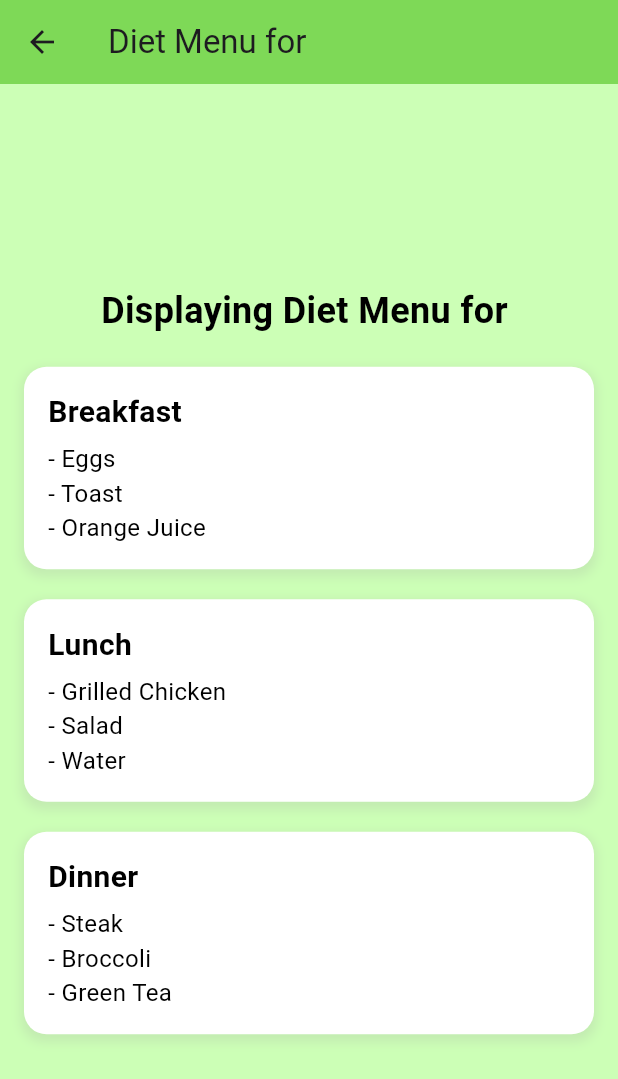
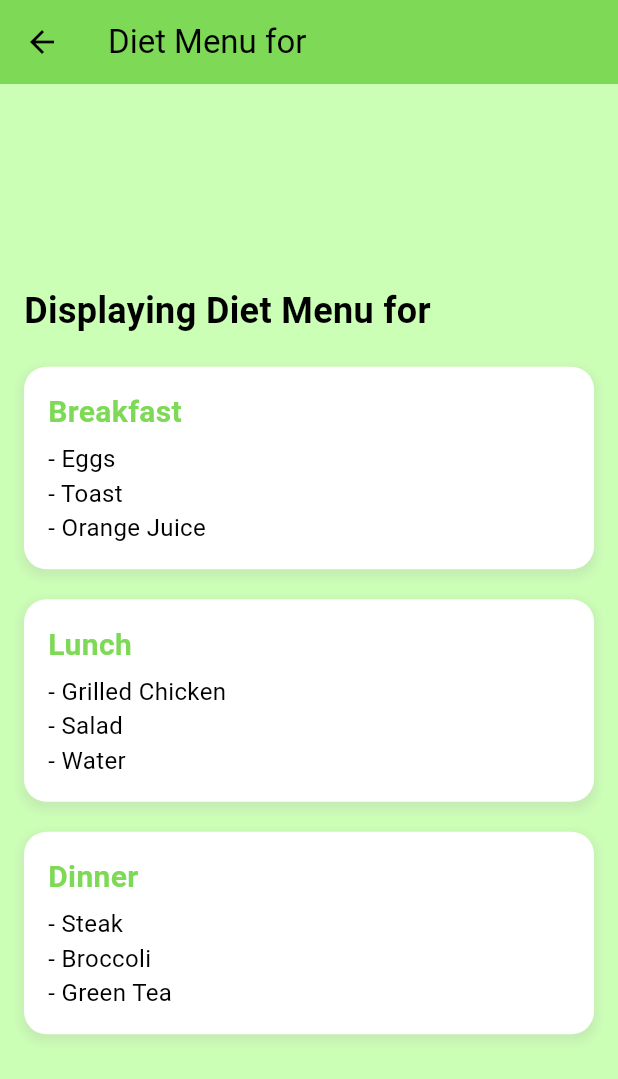
Before and after one commit to shoto87/Nutra-Fit, a Flutter app: the DashboardPage screen opened by its route, after a tap on "View Diet Plan", on a phone screen of 412 x 824 dp. Shown: the top 1079 px of the screen. Run offline on Flutter 3.47's test engine with Material 3 defaults, Android fonts, the phone set to English and light mode, and no system bars; our stand-ins replace shared_preferences; accounts and stored records are empty; network calls fail.

Commit message:
theme resolved

```diff
--- a/Nutra-Fit-Frontend/lib/pages/dashboard.dart
+++ b/Nutra-Fit-Frontend/lib/pages/dashboard.dart
@@ -1,27 +1,22 @@
 import 'package:flutter/material.dart';
 import 'package:http/http.dart' as http;
-import 'package:login_flask/pages/diet_menu_screen.dart';
-import 'package:login_flask/pages/settings.dart';
-// for jsonEncode and jsonDecode
+import 'package:provider/provider.dart';
+import '../theme/theme_provider.dart';
 import 'diet_form.dart';
-import 'diet_plan_view.dart';
+import 'diet_menu_screen.dart';
 import 'profile_page.dart';
-import 'settings_page.dart';
+import 'settings.dart';
 
 class DashboardPage extends StatelessWidget {
   const DashboardPage({super.key});
 
   Future<void> _logout(BuildContext context) async {
     final url = Uri.parse('http://127.0.0.1:5000/logout');
-
     final response = await http.post(url);
 
     if (response.statusCode == 200) {
-      // Successfully logged out
-      Navigator.pushReplacementNamed(
-          context, '/login'); // Navigate to login page
+      Navigator.pushReplacementNamed(context, '/login');
     } else {
-      // Handle error
       ScaffoldMessenger.of(context).showSnackBar(const SnackBar(
         content: Text('Logout failed'),
         backgroundColor: Colors.red,
@@ -31,13 +26,24 @@ class DashboardPage extends StatelessWidget {
 
   @override
   Widget build(BuildContext context) {
+    final themeProvider = Provider.of<ThemeProvider>(context);
+    final isDarkMode = themeProvider.isDarkMode;
+
     return Scaffold(
       appBar: AppBar(
-        title: const Text('Dashboard'),
-        backgroundColor: const Color(0xFF7ED957),
+        title: Text(
+          'Dashboard',
+          style: TextStyle(color: isDarkMode ? Colors.white70 : Colors.black87),
+        ),
+        backgroundColor:
+            const Color(0xFF7ED957).withOpacity(0.7), // Dimmed color
         actions: [
           IconButton(
-            icon: const Icon(Icons.person, size: 30),
+            icon: Icon(Icons.person,
+                size: 30,
+                color: isDarkMode
+                    ? Colors.white70
+                    : Colors.black54), // Dimmed color
             onPressed: () {
               Navigator.push(
                 context,
@@ -45,51 +51,54 @@ class DashboardPage extends StatelessWidget {
               );
             },
           ),
-          const SizedBox(width: 10),
           IconButton(
-            icon: const Icon(Icons.logout, size: 30),
+            icon: Icon(Icons.logout,
+                size: 30,
+                color: isDarkMode
+                    ? Colors.white70
+                    : Colors.black54), // Dimmed color
             onPressed: () => _logout(context),
           ),
-          const SizedBox(width: 10),
         ],
       ),
-      backgroundColor: const Color(0xFFCCFFB6),
+      backgroundColor: isDarkMode
+          ? Colors.black54
+          : const Color(0xFFCCFFB6), // Dimmed background in dark mode
       body: Padding(
         padding: const EdgeInsets.all(16.0),
         child: Column(
           crossAxisAlignment: CrossAxisAlignment.start,
           children: [
-            _buildMotivationalQuote(),
+            _buildMotivationalQuote(isDarkMode),
             const SizedBox(height: 20.0),
-            _buildDailySummary(),
+            _buildDailySummary(isDarkMode),
             const SizedBox(height: 20.0),
-            _buildQuickAccessButtons(context),
+            _buildQuickAccessButtons(context, isDarkMode),
           ],
         ),
       ),
     );
   }
 
-  Widget _buildMotivationalQuote() {
+  Widget _buildMotivationalQuote(bool isDarkMode) {
     return Card(
-      color: const Color(0xFF7ED957),
+      color: isDarkMode ? Colors.grey[800] : const Color(0xFF7ED957),
       shape: RoundedRectangleBorder(borderRadius: BorderRadius.circular(10.0)),
       elevation: 5,
-      child: const Padding(
-        padding: EdgeInsets.all(16.0),
+      child: Padding(
+        padding: const EdgeInsets.all(16.0),
         child: Column(
           crossAxisAlignment: CrossAxisAlignment.start,
           children: [
             Text(
-              'Motivational Quote of the Day  :',
+              'Motivational Quote of the Day:',
               style: TextStyle(
-                fontSize: 18.0,
-                fontWeight: FontWeight.bold,
-                color: Colors.white,
-              ),
+                  fontSize: 18.0,
+                  fontWeight: FontWeight.bold,
+                  color: isDarkMode ? Colors.greenAccent : Colors.black54),
             ),
-            SizedBox(height: 10.0),
-            Text(
+            const SizedBox(height: 10.0),
+            const Text(
               '“The journey of a thousand miles begins with a single step.”',
               style: TextStyle(fontSize: 16.0, color: Colors.white70),
             ),
@@ -99,9 +108,9 @@ class DashboardPage extends StatelessWidget {
     );
   }
 
-  Widget _buildDailySummary() {
+  Widget _buildDailySummary(bool isDarkMode) {
     return Card(
-      color: Colors.white,
+      color: isDarkMode ? Colors.grey[800] : Colors.white,
       shape: RoundedRectangleBorder(borderRadius: BorderRadius.circular(10.0)),
       elevation: 5,
       child: Padding(
@@ -109,25 +118,24 @@ class DashboardPage extends StatelessWidget {
         child: Column(
           crossAxisAlignment: CrossAxisAlignment.start,
           children: [
-            const Text(
+            Text(
               'Daily Summary',
               style: TextStyle(
-                fontSize: 20.0,
-                fontWeight: FontWeight.bold,
-                color: Color(0xFF7ED957),
-              ),
+                  fontSize: 20.0,
+                  fontWeight: FontWeight.bold,
+                  color: isDarkMode ? Colors.greenAccent : Color(0xFF7ED957)),
             ),
             const SizedBox(height: 10.0),
-            _buildSummaryItem('Calories Consumed', '1,800 kcal'),
-            _buildSummaryItem('Steps Taken', '8,000'),
-            _buildSummaryItem('Water Intake', '1.5L'),
+            _buildSummaryItem('Calories Consumed', '1,800 kcal', isDarkMode),
+            _buildSummaryItem('Steps Taken', '8,000', isDarkMode),
+            _buildSummaryItem('Water Intake', '1.5L', isDarkMode),
           ],
         ),
       ),
     );
   }
 
-  Widget _buildSummaryItem(String title, String value) {
+  Widget _buildSummaryItem(String title, String value, bool isDarkMode) {
     return Padding(
       padding: const EdgeInsets.symmetric(vertical: 8.0),
       child: Row(
@@ -135,18 +143,28 @@ class DashboardPage extends StatelessWidget {
         children: [
           Text(
             title,
-            style: const TextStyle(fontSize: 16.0, fontWeight: FontWeight.w500),
+            style: TextStyle(
+              fontSize: 16.0,
+              fontWeight: FontWeight.w500,
+              color:
+                  isDarkMode ? Colors.white70 : Colors.black87, // Dimmed color
+            ),
           ),
           Text(
             value,
-            style: const TextStyle(fontSize: 16.0, fontWeight: FontWeight.w500),
+            style: TextStyle(
+              fontSize: 16.0,
+              fontWeight: FontWeight.w500,
+              color:
+                  isDarkMode ? Colors.white70 : Colors.black87, // Dimmed color
+            ),
           ),
         ],
       ),
     );
   }
 
-  Widget _buildQuickAccessButtons(BuildContext context) {
+  Widget _buildQuickAccessButtons(BuildContext context, bool isDarkMode) {
     return Expanded(
       child: Column(
         children: [
@@ -155,7 +173,7 @@ class DashboardPage extends StatelessWidget {
             children: [
               _buildQuickAccessButton(
                 'Create Diet Plan',
-                Icons.add,
+                Icons.add_circle,
                 () {
                   Navigator.push(
                     context,
@@ -163,10 +181,11 @@ class DashboardPage extends StatelessWidget {
                         builder: (context) => const DietFormScreen()),
                   );
                 },
+                isDarkMode,
               ),
               _buildQuickAccessButton(
                 'View Diet Plan',
-                Icons.visibility,
+                Icons.list,
                 () {
                   Navigator.push(
                     context,
@@ -174,6 +193,7 @@ class DashboardPage extends StatelessWidget {
                         builder: (context) => const DietMenuScreen()),
                   );
                 },
+                isDarkMode,
               ),
             ],
           ),
@@ -183,7 +203,7 @@ class DashboardPage extends StatelessWidget {
             children: [
               _buildQuickAccessButton(
                 'Profile',
-                Icons.person,
+                Icons.person_outline,
                 () {
                   Navigator.push(
                     context,
@@ -191,6 +211,7 @@ class DashboardPage extends StatelessWidget {
                         builder: (context) => const ProfileScreen()),
                   );
                 },
+                isDarkMode,
               ),
               _buildQuickAccessButton(
                 'Settings',
@@ -201,6 +222,7 @@ class DashboardPage extends StatelessWidget {
                     MaterialPageRoute(builder: (context) => SettingsScreen()),
                   );
                 },
+                isDarkMode,
               ),
             ],
           ),
@@ -210,11 +232,12 @@ class DashboardPage extends StatelessWidget {
   }
 
   Widget _buildQuickAccessButton(
-      String label, IconData icon, VoidCallback onTap) {
+      String label, IconData icon, VoidCallback onTap, bool isDarkMode) {
     return ElevatedButton(
       style: ElevatedButton.styleFrom(
-        backgroundColor: const Color(0xFF7ED957),
-        foregroundColor: Colors.white,
+        backgroundColor:
+            isDarkMode ? Colors.grey[700] : const Color(0xFF7ED957),
+        foregroundColor: isDarkMode ? Colors.greenAccent : Colors.black54,
         padding: const EdgeInsets.symmetric(horizontal: 20.0, vertical: 20.0),
         shape:
             RoundedRectangleBorder(borderRadius: BorderRadius.circular(10.0)),
@@ -222,7 +245,11 @@ class DashboardPage extends StatelessWidget {
       onPressed: onTap,
       child: Column(
         children: [
-          Icon(icon, size: 40.0),
+          Icon(icon,
+              size: 40.0,
+              color: isDarkMode
+                  ? Colors.greenAccent
+                  : Colors.black54), // Updated icon color
           const SizedBox(height: 10.0),
           Text(
             label,
--- a/Nutra-Fit-Frontend/lib/pages/diet_menu_screen.dart
+++ b/Nutra-Fit-Frontend/lib/pages/diet_menu_screen.dart
@@ -2,6 +2,8 @@ import 'package:flutter/material.dart';
 import 'package:http/http.dart' as http;
 import 'dart:convert';
 import 'package:shared_preferences/shared_preferences.dart';
+import 'package:provider/provider.dart';
+import '../theme/theme_provider.dart';
 
 class DietMenuScreen extends StatefulWidget {
   const DietMenuScreen({super.key});
@@ -65,32 +67,41 @@ class _DietMenuScreenState extends State<DietMenuScreen> {
 
   @override
   Widget build(BuildContext context) {
+    final themeProvider = Provider.of<ThemeProvider>(context);
+    final isDarkMode = themeProvider.isDarkMode;
+
     return Scaffold(
       appBar: AppBar(
         title: Text('Diet Menu for $_username'),
-        backgroundColor: const Color(0xFF7ED957),
+        backgroundColor: isDarkMode
+            ? const Color(0xFF7ED957)
+                .withOpacity(0.7) // Dark mode app bar color
+            : const Color(0xFF7ED957), // Light mode app bar color
       ),
-      backgroundColor: const Color(0xFFCCFFB6),
+      backgroundColor: isDarkMode
+          ? Colors.black87
+          : const Color(0xFFCCFFB6), // Background color
       body: Padding(
         padding: const EdgeInsets.all(16.0),
         child: Center(
           child: SingleChildScrollView(
             child: Column(
+              crossAxisAlignment: CrossAxisAlignment.start,
               children: [
                 Text(
-                  'Displaying Diet Menu for ${_username}',
-                  style: const TextStyle(
+                  'Displaying Diet Menu for $_username',
+                  style: TextStyle(
                     fontSize: 24,
                     fontWeight: FontWeight.bold,
-                    color: Colors.black,
+                    color: isDarkMode ? Colors.white : Colors.black,
                   ),
                 ),
                 const SizedBox(height: 20),
-                _buildDietMenuBox('Breakfast', _breakfast),
+                _buildDietMenuBox('Breakfast', _breakfast, isDarkMode),
                 const SizedBox(height: 20),
-                _buildDietMenuBox('Lunch', _lunch),
+                _buildDietMenuBox('Lunch', _lunch, isDarkMode),
                 const SizedBox(height: 20),
-                _buildDietMenuBox('Dinner', _dinner),
+                _buildDietMenuBox('Dinner', _dinner, isDarkMode),
               ],
             ),
           ),
@@ -99,12 +110,15 @@ class _DietMenuScreenState extends State<DietMenuScreen> {
     );
   }
 
-  Widget _buildDietMenuBox(String mealType, List<String> menuItems) {
+  Widget _buildDietMenuBox(
+      String mealType, List<String> menuItems, bool isDarkMode) {
     return Container(
       width: double.infinity,
       padding: const EdgeInsets.all(16.0),
       decoration: BoxDecoration(
-        color: Colors.white,
+        color: isDarkMode
+            ? Colors.grey[850]
+            : Colors.white, // Box color based on theme
         borderRadius: BorderRadius.circular(15.0),
         boxShadow: [
           BoxShadow(
@@ -120,16 +134,20 @@ class _DietMenuScreenState extends State<DietMenuScreen> {
         children: [
           Text(
             mealType,
-            style: const TextStyle(
+            style: TextStyle(
               fontSize: 20,
               fontWeight: FontWeight.w600,
-              color: Colors.black,
+              color: isDarkMode
+                  ? Colors.greenAccent
+                  : Color(0xFF7ED957), // Text color based on theme
             ),
           ),
           const SizedBox(height: 5),
           ...menuItems.map((item) => Text(
                 '- $item',
-                style: const TextStyle(fontSize: 16, color: Colors.black),
+                style: TextStyle(
+                    fontSize: 16,
+                    color: isDarkMode ? Colors.white70 : Colors.black),
               )),
         ],
       ),
```
Also changed, not shown: Nutra-Fit-Frontend/lib/alert/alert.dart (added, +27 -0 lines), Nutra-Fit-Frontend/lib/main.dart (+6 -10 lines), Nutra-Fit-Frontend/lib/pages/diet_form.dart (+3 -17 lines), Nutra-Fit-Frontend/lib/pages/settings.dart (+15 -26 lines), Nutra-Fit-Frontend/lib/theme/theme_provider.dart (+34 -9 lines), 1 other file.
